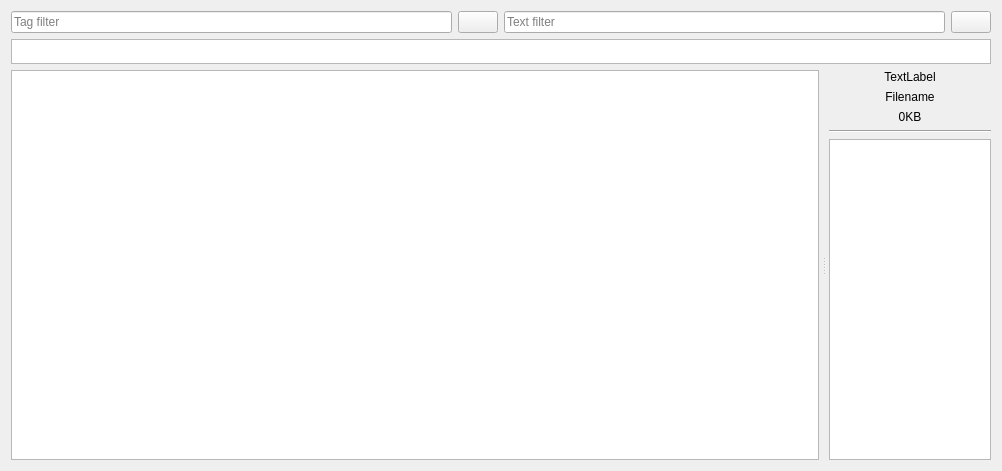
Old version of the form Guarana/navigationtab.ui in the repository diegofps/guarana.
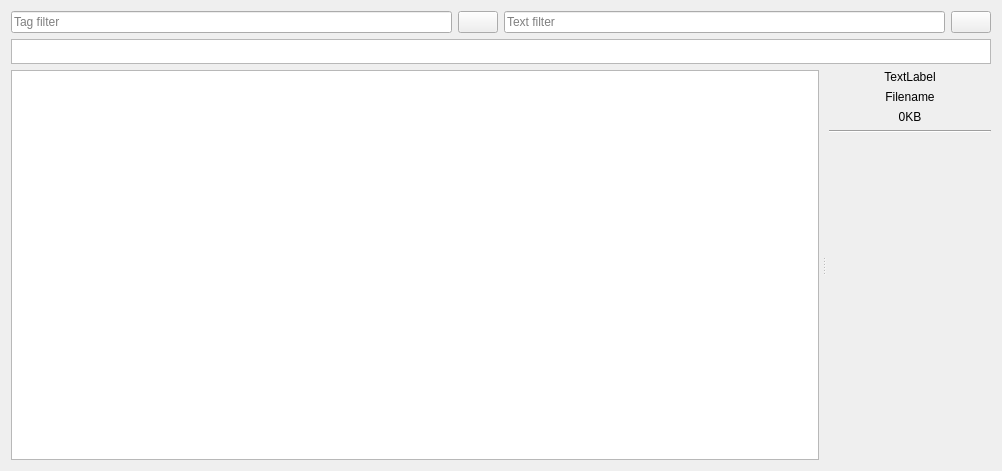
New version of the form. Icons and pictures are not drawn.

The edit to the form file:
```diff
--- a/Guarana/navigationtab.ui
+++ b/Guarana/navigationtab.ui
@@ -233,7 +233,17 @@
         </widget>
        </item>
        <item>
-        <widget class="QListView" name="listView"/>
+        <widget class="QListView" name="listView">
+         <property name="styleSheet">
+          <string notr="true">background-color: rgba(255, 255, 255, 0);</string>
+         </property>
+         <property name="frameShape">
+          <enum>QFrame::NoFrame</enum>
+         </property>
+         <property name="frameShadow">
+          <enum>QFrame::Plain</enum>
+         </property>
+        </widget>
        </item>
       </layout>
      </widget>
```
